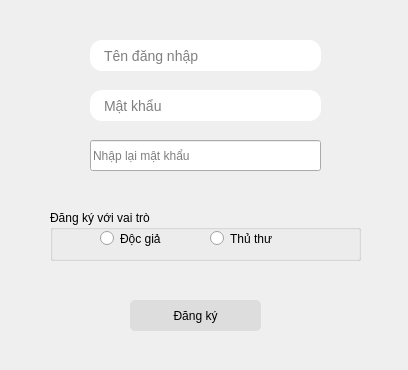
Before: the Qt Designer form signup.ui in duydvu/Library, drawn with Qt 5.
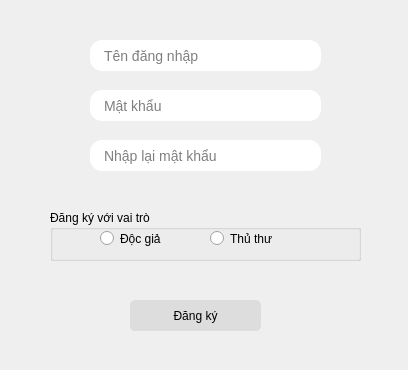
After: the same form once the commit is applied.

Diff of the .ui file:
```diff
--- a/signup.ui
+++ b/signup.ui
@@ -138,6 +138,14 @@
      <height>31</height>
     </rect>
    </property>
+   <property name="styleSheet">
+    <string notr="true">border-width: 0px;
+border-radius: 12px;
+background-color: white;
+padding-left: 12px;
+font-size: 14px;
+font: 63 12pt &quot;Myriad Pro Light&quot;;</string>
+   </property>
    <property name="echoMode">
     <enum>QLineEdit::Password</enum>
    </property>
```
Left out of the diff: 3 changed lines with no effect on the pictures.
